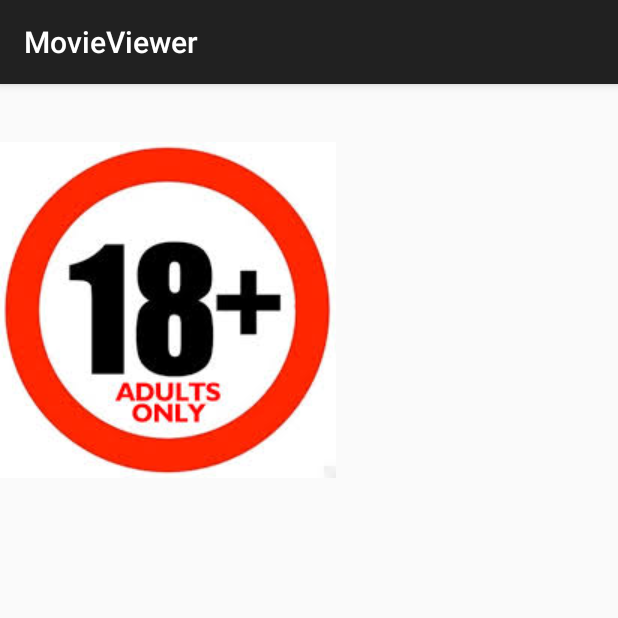
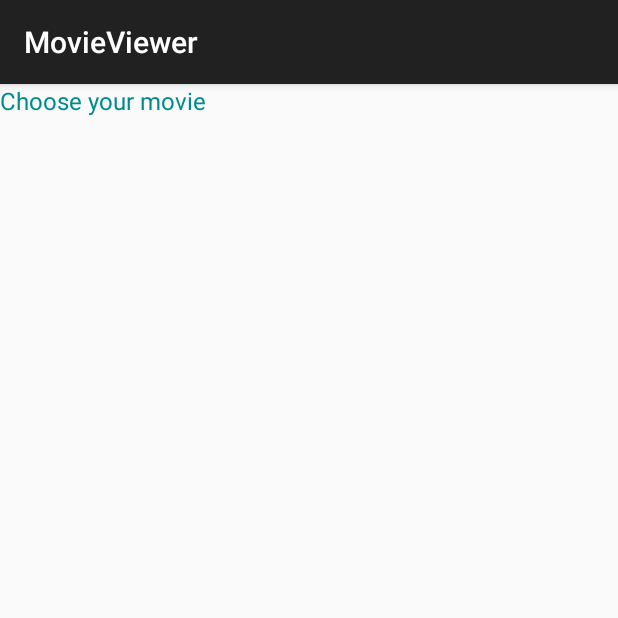
Before and after one commit to YuriiYurii/MoviewViewer, an Android app: the fragment MovieDetailFragment placed in its activity, on a phone screen of 412 x 824 dp, the top half of it. Run offline under Robolectric (Android 15) with nearby library versions, the phone set to English and light mode, and no system bars; our stand-ins replace Picasso; libraries missing offline, so code that uses them is left out: retrofit.client; pictures from the network do not load; 1 statement that could not run was skipped.

Commit message:
Wrong implementation.just for recovery

```diff
--- a/app/src/main/java/yuriitsap/example/com/movieviewer/fragments/MovieDetailFragment.java
+++ b/app/src/main/java/yuriitsap/example/com/movieviewer/fragments/MovieDetailFragment.java
@@ -1,26 +1,97 @@
 package yuriitsap.example.com.movieviewer.fragments;
+
+import com.squareup.picasso.Picasso;
 
 import android.os.Bundle;
 import android.support.annotation.Nullable;
 import android.support.v4.app.Fragment;
+import android.util.Log;
 import android.view.LayoutInflater;
 import android.view.View;
 import android.view.ViewGroup;
+import android.widget.TextView;
 
+import retrofit.Callback;
+import retrofit.RetrofitError;
+import retrofit.client.Response;
 import yuriitsap.example.com.movieviewer.R;
+import yuriitsap.example.com.movieviewer.model.Movie;
+import yuriitsap.example.com.movieviewer.utils.MovieClient;
 
 /**
  * Created by yuriitsap on 13.04.15.
  */
 public class MovieDetailFragment extends Fragment {
 
+    private int mId = -1;
+    public final static String CURRENT_ID = "CURRENT_ID";
+    private static final String BASE_POSTER_URL = "http://image.tmdb.org/t/p/w342";
+    private static int count;
+
     public MovieDetailFragment() {
+        count++;
+        Log.e("TAG", "MovieDetailFragment created = " + count);
+    }
+
+    @Override
+    public void onActivityCreated(@Nullable Bundle savedInstanceState) {
+        super.onActivityCreated(savedInstanceState);
+//        MovieClient.getMovieService().getMovieById(C);
     }
 
     @Nullable
     @Override
     public View onCreateView(LayoutInflater inflater, ViewGroup container,
             Bundle savedInstanceState) {
+        if (savedInstanceState != null) {
+            update(savedInstanceState.getInt(CURRENT_ID));
+        }
         return inflater.inflate(R.layout.movie_details, container, false);
     }
+
+    @Override
+    public void onStart() {
+        super.onStart();
+
+        Bundle bundle = getArguments();
+        if (bundle != null) {
+            update(bundle.getInt(CURRENT_ID));
+        } else if (mId != -1) {
+            update(mId);
+        }
+    }
+
+    public void update(int id) {
+        mId = id;
+        MovieClient.getMovieService().getMovieById(id, new Callback<Movie>() {
+            @Override
+            public void success(Movie movie, Response response) {
+                Picasso.with(getActivity()).load(BASE_POSTER_URL + movie.getPosterPath())
+                        .into((android.widget.ImageView) getActivity()
+                                .findViewById(R.id.movie_details_poster_holder));
+                ((TextView) getActivity().findViewById(R.id.movie_details_title)).setText(
+                        movie.getTitle());
+                ((TextView) getActivity().findViewById(R.id.movie_details_rating))
+                        .setText("Rating : " + movie.getRating());
+                ((TextView) getActivity().findViewById(R.id.movie_details_budget))
+                        .setText("Bdget : " + movie.getBudget());
+                ((TextView) getActivity().findViewById(R.id.movie_details_description))
+                        .setText(movie.getOverview());
+
+            }
+
+            @Override
+            public void failure(RetrofitError error) {
+
+            }
+        });
+
+    }
+
+    @Override
+    public void onSaveInstanceState(Bundle outState) {
+        super.onSaveInstanceState(outState);
+
+        outState.putInt(CURRENT_ID, mId);
+    }
 }
--- a/app/src/main/java/yuriitsap/example/com/movieviewer/fragments/MovieListFragment.java
+++ b/app/src/main/java/yuriitsap/example/com/movieviewer/fragments/MovieListFragment.java
@@ -32,9 +32,11 @@ public class MovieListFragment extends Fragment {
     private RecyclerView mRecyclerView;
     private MovieAdapter mMovieAdapter;
     private OnMovieSelectedListener mOnMovieSelectedListener;
+    private static int lala = 0;
 
 
     public MovieListFragment() {
+        Log.e("TAG", "MovieListFragment count = " + ++lala);
     }
 
     @Override
@@ -56,7 +58,7 @@ public class MovieListFragment extends Fragment {
             }
         });
         mMovieAdapter = new MovieAdapter(mOnMovieSelectedListener);
-        this.setRetainInstance(true);
+//        this.setRetainInstance(true);
     }
 
     @Override
--- a/app/src/main/java/yuriitsap/example/com/movieviewer/utils/MovieAdapter.java
+++ b/app/src/main/java/yuriitsap/example/com/movieviewer/utils/MovieAdapter.java
@@ -25,7 +25,7 @@ public class MovieAdapter extends RecyclerView.Adapter<MovieAdapter.MovieItemHol
     private static final String BASE_URL = "http://image.tmdb.org/t/p/w92";
     private ArrayList<Movie> mMovies = new ArrayList<>();
     private MovieListFragment.OnMovieSelectedListener mOnMovieSelectedListener;
-    private int mSelectedItemPosition = 1;
+    private int mSelectedItemPosition = -1;
 
     public MovieAdapter(MovieListFragment.OnMovieSelectedListener onMovieSelectedListener) {
         mOnMovieSelectedListener = onMovieSelectedListener;
--- a/app/src/main/res/layout/main_twopanes.xml
+++ b/app/src/main/res/layout/main_twopanes.xml
@@ -9,13 +9,12 @@
             android:layout_height="match_parent"
             android:layout_weight="2">
     </FrameLayout>
-    <fragment
-            android:name="yuriitsap.example.com.movieviewer.fragments.MovieDetailFragment"
+    <FrameLayout
             android:id="@+id/movie_details_fragment"
             android:layout_width="0dp"
             android:layout_height="match_parent"
             android:layout_weight="3">
-    </fragment>
+    </FrameLayout>
 
 
 </LinearLayout>
--- a/app/src/main/res/layout/movie_details.xml
+++ b/app/src/main/res/layout/movie_details.xml
@@ -1,5 +1,8 @@
 <?xml version="1.0" encoding="utf-8"?>
-<LinearLayout xmlns:android="http://schemas.android.com/apk/res/android"
+<ScrollView xmlns:android="http://schemas.android.com/apk/res/android"
+            android:layout_width="match_parent"
+            android:layout_height="match_parent">
+    <LinearLayout
             android:orientation="horizontal"
             android:layout_width="match_parent"
             android:layout_height="match_parent">
@@ -18,12 +21,7 @@
                     android:layout_height="wrap_content"/>
 
             <TextView
-                android:id="@+id/movie_details_release_date"
-                android:layout_width="wrap_content"
-                android:layout_height="wrap_content"/>
-
-        <ImageView android:id="@+id/limitations"
-                   android:src="@drawable/adult"
+                    android:id="@+id/movie_details_budget"
                     android:layout_width="wrap_content"
                     android:layout_height="wrap_content"/>
 
@@ -31,6 +29,9 @@
         <LinearLayout android:layout_width="wrap_content"
                       android:layout_height="wrap_content">
             <TextView android:id="@+id/movie_details_title"
+                      android:textSize="16sp"
+                      android:textColor="@color/DarkCyan"
+                      android:text="Choose your movie"
                       android:layout_width="wrap_content"
                       android:layout_height="wrap_content"/>
 
@@ -38,5 +39,6 @@
                       android:layout_width="wrap_content"
                       android:layout_height="wrap_content"/>
         </LinearLayout>
+    </LinearLayout>
 
-</LinearLayout>
+</ScrollView>
```
Also changed, not shown: app/src/main/java/yuriitsap/example/com/movieviewer/MainActivity.java (+29 -3 lines). Lines whose indentation alone changed are shown as unchanged.
